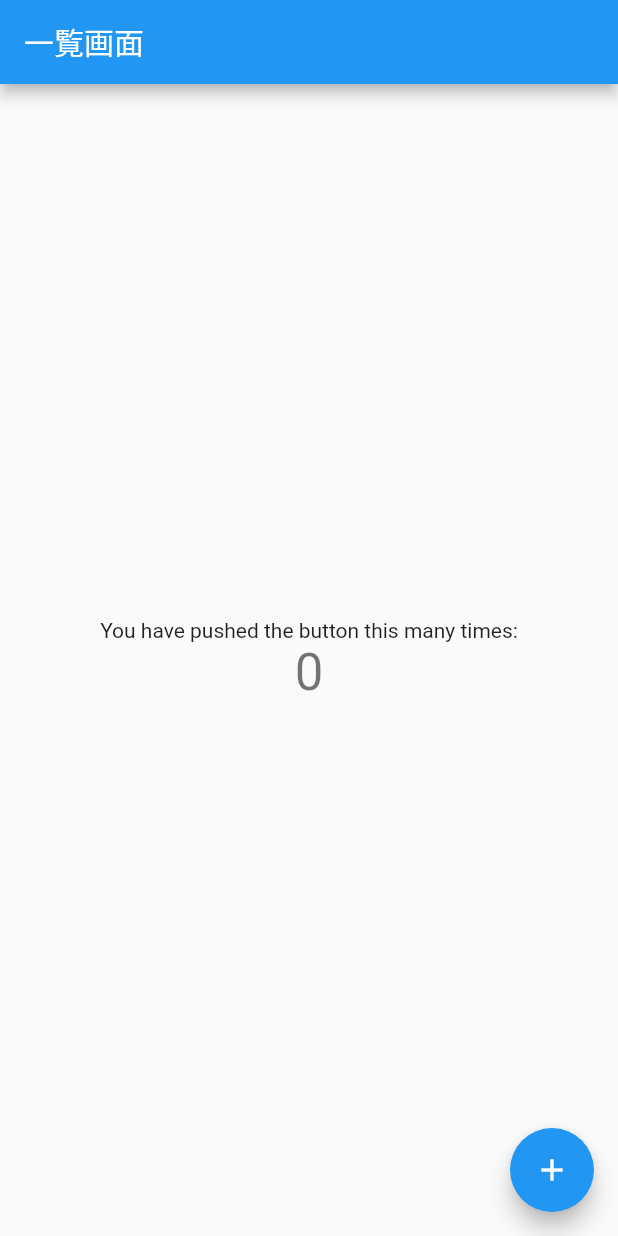
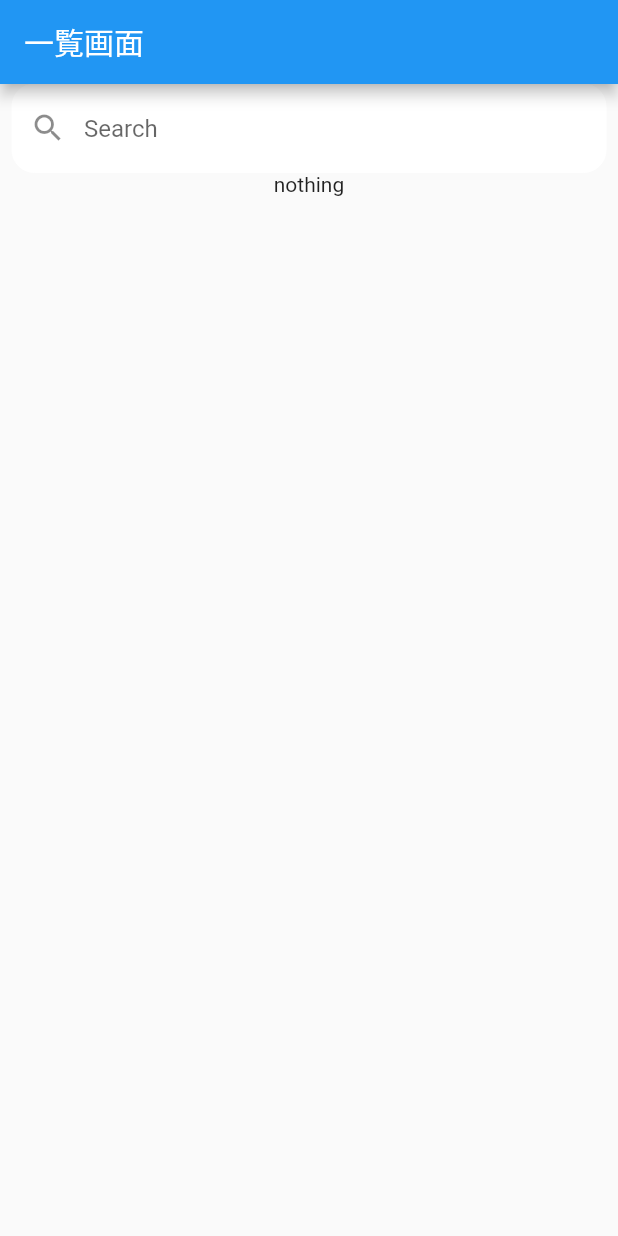
Before and after one commit to Satochaaan/my_tube_player, a Flutter app: the screen it shows after launch, on a phone screen of 412 x 824 dp. Run offline on Flutter 3.47's test engine with Material 2 defaults, Android fonts, the phone set to English and light mode, and no system bars.

Commit message:
検索バー追加

```diff
--- a/lib/main.dart
+++ b/lib/main.dart
@@ -32,11 +32,18 @@ class ListPage extends StatefulWidget {
 }
 
 class _ListPageState extends State<ListPage> {
-  int _counter = 0;
+  Items? _searchResults = Items();
 
-  void _incrementCounter() {
+  void _search(String searchWord) async {
+    Items? result = Items();
+    try {
+      result = await searchYoutube(searchWord);
+    } catch (e) {
+      print(e.toString());
+    }
+
     setState(() {
-      _counter++;
+      _searchResults = result;
     });
   }
 
@@ -46,24 +53,47 @@ class _ListPageState extends State<ListPage> {
       appBar: AppBar(
         title: Text("一覧画面"),
       ),
-      body: Center(
-        child: Column(
-          mainAxisAlignment: MainAxisAlignment.center,
-          children: <Widget>[
-            Text(
-              'You have pushed the button this many times:',
+      body: Column(
+        mainAxisAlignment: MainAxisAlignment.start,
+        children: <Widget>[
+          Padding(
+            padding: const EdgeInsets.symmetric(horizontal: 8.0),
+            child: TextField(
+              onSubmitted: (String? searchWord) {
+                _search(searchWord != null ? searchWord : '');
+              },
+              decoration: const InputDecoration(
+                hintText: 'Search',
+                filled: true,
+                fillColor: Colors.white,
+                prefixIcon: Icon(Icons.search),
+                enabledBorder: OutlineInputBorder(
+                  borderRadius: BorderRadius.all(
+                    Radius.circular(15.0),
+                  ),
+                  borderSide: BorderSide(
+                    width: 0,
+                    color: Colors.white,
+                  ),
+                ),
+                focusedBorder: OutlineInputBorder(
+                  borderRadius: BorderRadius.all(
+                    Radius.circular(15.0),
+                  ),
+                  borderSide: BorderSide(
+                    width: 0,
+                    color: Colors.white,
+                  ),
+                ),
+              ),
             ),
-            Text(
-              '$_counter',
-              style: Theme.of(context).textTheme.headline4,
-            ),
-          ],
-        ),
-      ),
-      floatingActionButton: FloatingActionButton(
-        onPressed: _incrementCounter,
-        tooltip: 'Increment',
-        child: Icon(Icons.add),
+          ),
+          Text(
+            (_searchResults!.items != null
+                ? _searchResults!.items!.first.snippet!.title
+                : 'nothing')!,
+          ),
+        ],
       ),
     );
   }
@@ -83,7 +113,14 @@ class _PlayerPageState extends State<PlayerPage> {
 }
 
 // 一覧表示アイテム
-class _VideoListItem {}
+class VideoListCard extends StatelessWidget {
+  late final Item item;
+
+  @override
+  Widget build(BuildContext context) {
+    return Container();
+  }
+}
 
 // Youtube検索API実行
 Future<Items?>? searchYoutube(String word) async {
@@ -98,7 +135,7 @@ Future<Items?>? searchYoutube(String word) async {
 
   if (response.statusCode == 200) {
     Map<String, dynamic> decodedJson = jsonDecode(response.body);
-    Items items = Items.fromJson(decodedJson['Items']);
+    Items items = Items.fromJson(decodedJson);
     print(items);
 
     return items;
--- a/lib/model.dart
+++ b/lib/model.dart
@@ -93,8 +93,8 @@ class Thumbnails {
 @JsonSerializable(createToJson: false)
 class Thumbnail {
   String? url;
-  String? width;
-  String? height;
+  int? width;
+  int? height;
 
   // コンストラクタ
   Thumbnail({this.url, this.width, this.height});
```
Also changed, not shown: lib/model.g.dart.
